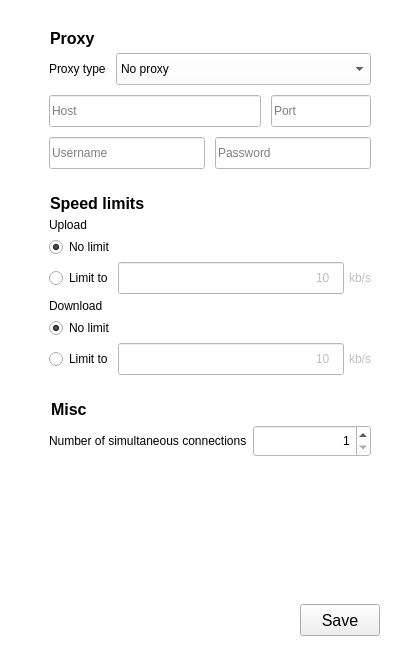
The window that parsec/core/gui/forms/network_settings_widget.ui (Scille/parsec-cloud) describes before a commit, drawn with Qt 5.
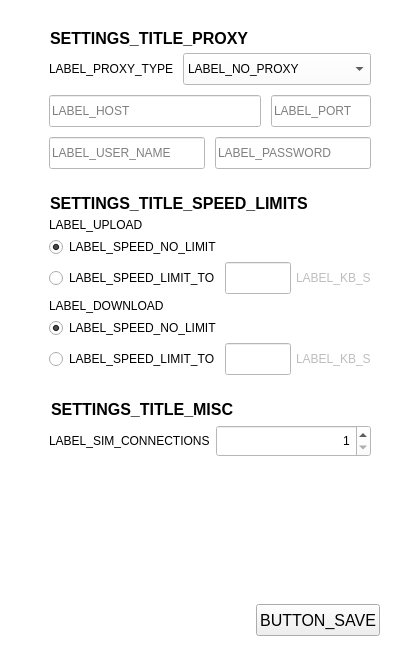
The same window after the commit. Icons and pictures are not drawn. Custom widgets are drawn as their Qt base class.

Diff of the .ui file:
```diff
--- a/parsec/core/gui/forms/network_settings_widget.ui
+++ b/parsec/core/gui/forms/network_settings_widget.ui
@@ -124,7 +124,7 @@
                </font>
               </property>
               <property name="text">
-               <string>Proxy</string>
+               <string>SETTINGS_TITLE_PROXY</string>
               </property>
              </widget>
             </item>
@@ -143,7 +143,7 @@
               <item>
                <widget class="QLabel" name="label_7">
                 <property name="text">
-                 <string>Proxy type</string>
+                 <string>LABEL_PROXY_TYPE</string>
                 </property>
                </widget>
               </item>
@@ -163,7 +163,7 @@
                 </property>
                 <item>
                  <property name="text">
-                  <string>No proxy</string>
+                  <string>LABEL_NO_PROXY</string>
                  </property>
                 </item>
                 <item>
@@ -229,7 +229,7 @@
                     <string/>
                    </property>
                    <property name="placeholderText">
-                    <string>Host</string>
+                    <string>LABEL_HOST</string>
                    </property>
                   </widget>
                  </item>
@@ -251,7 +251,7 @@
                     </size>
                    </property>
                    <property name="placeholderText">
-                    <string>Port</string>
+                    <string>LABEL_PORT</string>
                    </property>
                   </widget>
                  </item>
@@ -277,7 +277,7 @@
                     </size>
                    </property>
                    <property name="placeholderText">
-                    <string>Username</string>
+                    <string>LABEL_USER_NAME</string>
                    </property>
                   </widget>
                  </item>
@@ -302,7 +302,7 @@
                     <enum>QLineEdit::Password</enum>
                    </property>
                    <property name="placeholderText">
-                    <string>Password</string>
+                    <string>LABEL_PASSWORD</string>
                    </property>
                   </widget>
                  </item>
@@ -371,7 +371,7 @@
                </font>
               </property>
               <property name="text">
-               <string>Speed limits</string>
+               <string>SETTINGS_TITLE_SPEED_LIMITS</string>
               </property>
              </widget>
             </item>
@@ -385,14 +385,14 @@
             <item>
              <widget class="QLabel" name="label_13">
               <property name="text">
-               <string>Upload</string>
+               <string>LABEL_UPLOAD</string>
               </property>
              </widget>
             </item>
             <item>
              <widget class="QRadioButton" name="radio_upload_no_limit">
               <property name="text">
-               <string>No limit</string>
+               <string>LABEL_SPEED_NO_LIMIT</string>
               </property>
               <property name="checked">
                <bool>true</bool>
@@ -407,7 +407,7 @@
               <item>
                <widget class="QRadioButton" name="radio_upload_limit">
                 <property name="text">
-                 <string>Limit to</string>
+                 <string>LABEL_SPEED_LIMIT_TO</string>
                 </property>
                 <property name="autoExclusive">
                  <bool>false</bool>
@@ -438,7 +438,7 @@
 }</string>
                 </property>
                 <property name="text">
-                 <string>10</string>
+                 <string/>
                 </property>
                 <property name="alignment">
                  <set>Qt::AlignRight|Qt::AlignTrailing|Qt::AlignVCenter</set>
@@ -451,7 +451,7 @@
                  <bool>false</bool>
                 </property>
                 <property name="text">
-                 <string>kb/s</string>
+                 <string>LABEL_KB_S</string>
                 </property>
                </widget>
               </item>
@@ -467,14 +467,14 @@
             <item>
              <widget class="QLabel" name="label_15">
               <property name="text">
-               <string>Download</string>
+               <string>LABEL_DOWNLOAD</string>
               </property>
              </widget>
             </item>
             <item>
              <widget class="QRadioButton" name="radio_download_no_limit">
               <property name="text">
-               <string>No limit</string>
+               <string>LABEL_SPEED_NO_LIMIT</string>
               </property>
               <property name="checked">
                <bool>true</bool>
@@ -489,7 +489,7 @@
               <item>
                <widget class="QRadioButton" name="radio_download_limit">
                 <property name="text">
-                 <string>Limit to</string>
+                 <string>LABEL_SPEED_LIMIT_TO</string>
                 </property>
                 <property name="autoExclusive">
                  <bool>false</bool>
@@ -520,7 +520,7 @@
 }</string>
                 </property>
                 <property name="text">
-                 <string>10</string>
+                 <string/>
                 </property>
                 <property name="alignment">
                  <set>Qt::AlignRight|Qt::AlignTrailing|Qt::AlignVCenter</set>
@@ -533,7 +533,7 @@
                  <bool>false</bool>
                 </property>
                 <property name="text">
-                 <string>kb/s</string>
+                 <string>LABEL_KB_S</string>
                 </property>
                </widget>
               </item>
@@ -596,7 +596,7 @@
                </font>
               </property>
               <property name="text">
-               <string>Misc</string>
+               <string>SETTINGS_TITLE_MISC</string>
               </property>
              </widget>
             </item>
@@ -610,7 +610,7 @@
             <item>
              <widget class="QLabel" name="label_3">
               <property name="text">
-               <string>Number of simultaneous connections</string>
+               <string>LABEL_SIM_CONNECTIONS</string>
               </property>
              </widget>
             </item>
@@ -721,7 +721,7 @@
         <enum>Qt::RightToLeft</enum>
        </property>
        <property name="text">
-        <string>Save</string>
+        <string>BUTTON_SAVE</string>
        </property>
        <property name="iconSize">
         <size>
```
Left out of the diff: 6 changed lines with no effect on the pictures.
